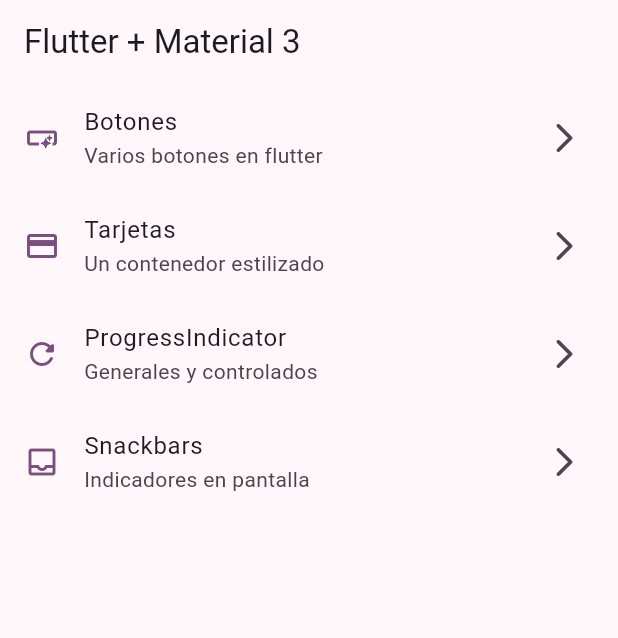
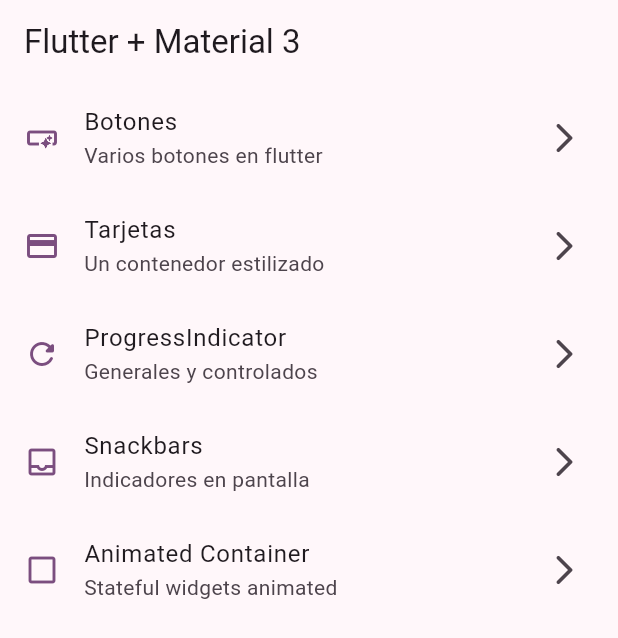
Before and after one commit to UrielCisneros/widgets_app, a Flutter app: the screen it shows after launch, on a phone screen of 412 x 824 dp. Shown: the top 638 px of the screen. Run offline on Flutter 3.47's test engine with Material 2 defaults, Android fonts, the phone set to English and light mode, and no system bars; our stand-ins replace go_router.

Commit message:
Animated container done

```diff
--- a/lib/config/menu/menu_items.dart
+++ b/lib/config/menu/menu_items.dart
@@ -34,5 +34,10 @@ const appMenuItems = <MenuItems>[
       subTitle: 'Indicadores en pantalla',
       link: '/snackbar',
       icon: Icons.inbox_outlined),
+  MenuItems(
+      title: "Animated Container",
+      subTitle: "Stateful widgets animated",
+      link: '/animated',
+      icon: Icons.check_box_outline_blank_outlined)
   // MenuItems(title: "", subTitle: subTitle, link: link, icon: icon)
 ];
```
Also changed, not shown: lib/presentation/screens/animated/animated_screen.dart (+41 -2 lines).
